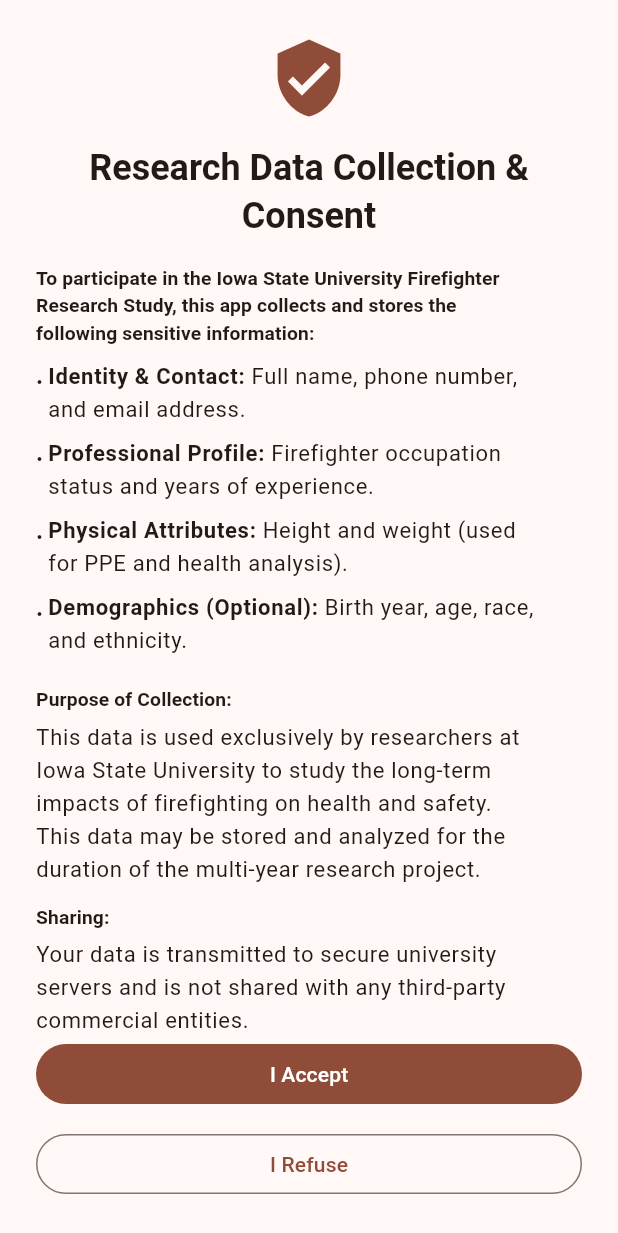
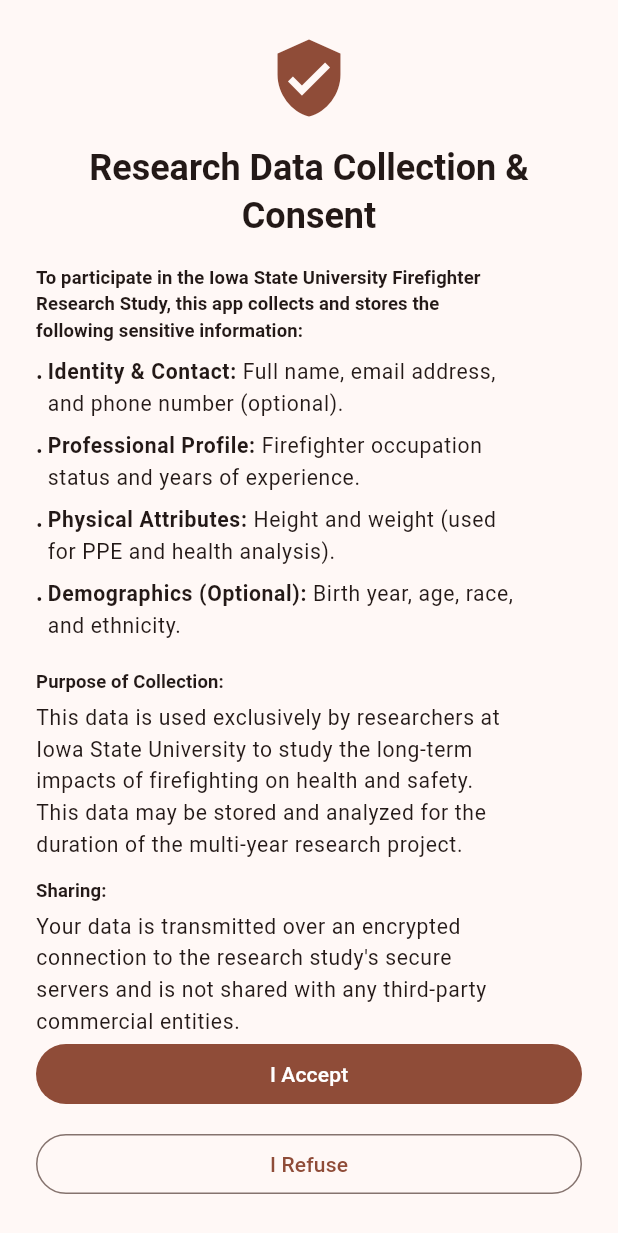
Before and after one commit to zycheah/firefighter-data-hub-frontend, a Flutter app: the screen it shows after launch, on a phone screen of 412 x 824 dp. Shown: the top 1233 px of the screen. Run offline on Flutter 3.47's test engine with Material 3 defaults, Android fonts, the phone set to English and light mode, and no system bars; our stand-ins replace flutter_secure_storage, geolocator, logger, permission_handler, shared_preferences, sqflite; missing offline and left inert: flutter_foreground_task; accounts and stored records are empty.

Commit message:
fix(mobile): correct consent text and bump build number to 8

```diff
--- a/mobile/lib/doc/location_consent.dart
+++ b/mobile/lib/doc/location_consent.dart
@@ -1,16 +1,16 @@
 final Map<String, dynamic> locationAccessContent = {
   "screen_title": "Location Access for Research",
-  "description": "SmokeRead collects location data to enable the tracking of firefighter environmental exposure and duty-related movements even when the app is closed or not in use.",
+  "description": "SmokeRead collects location data to enable the tracking of firefighter environmental exposure and duty-related movements, including while the app is running in the background.",
   "usage_section": {
     "title": "How we use this data:",
     "details": [
       {
         "label": "Frequency",
-        "content": "GPS data is recorded every 15 minutes."
+        "content": "GPS data is recorded every minute."
       },
       {
         "label": "Sync",
-        "content": "Data is securely synced to Iowa State University research servers every 2 hours."
+        "content": "Data is uploaded over an encrypted connection to the research study's secure servers about every 15 minutes."
       },
       {
         "label": "Purpose",
--- a/mobile/lib/doc/user_consent.dart
+++ b/mobile/lib/doc/user_consent.dart
@@ -5,7 +5,7 @@
     "details": [
       {
         "label": "Identity & Contact:",
-        "content": "Full name, phone number, and email address."
+        "content": "Full name, email address, and phone number (optional)."
       },
       {
         "label": "Professional Profile:",
@@ -27,6 +27,6 @@
   },
   "sharing_section": {
     "title": "Sharing:",
-    "content": "Your data is transmitted to secure university servers and is not shared with any third-party commercial entities."
+    "content": "Your data is transmitted over an encrypted connection to the research study's secure servers and is not shared with any third-party commercial entities."
   }
 };
--- a/mobile/pubspec.yaml
+++ b/mobile/pubspec.yaml
@@ -16,7 +16,7 @@
 # https://developer.apple.com/library/archive/documentation/General/Reference/InfoPlistKeyReference/Articles/CoreFoundationKeys.html
 # In Windows, build-name is used as the major, minor, and patch parts
 # of the product and file versions while build-number is used as the build suffix.
-version: 1.0.1+4
+version: 1.0.1+8
 
 environment:
   sdk: ^3.11.0
```
